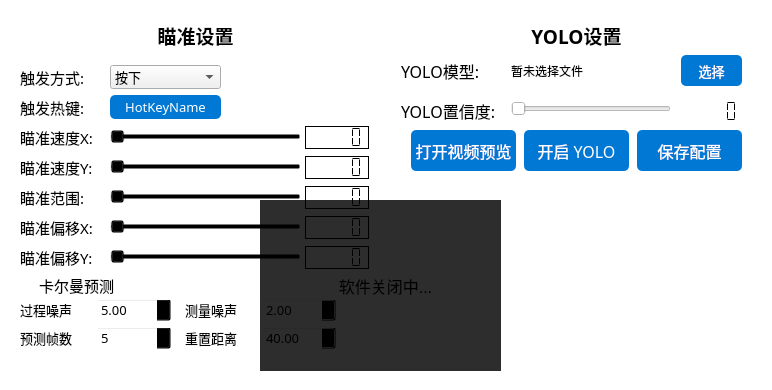
Qt form ui/VisionAimWindow.ui (CodeTricycle/overwatch-yolo) before a commit.
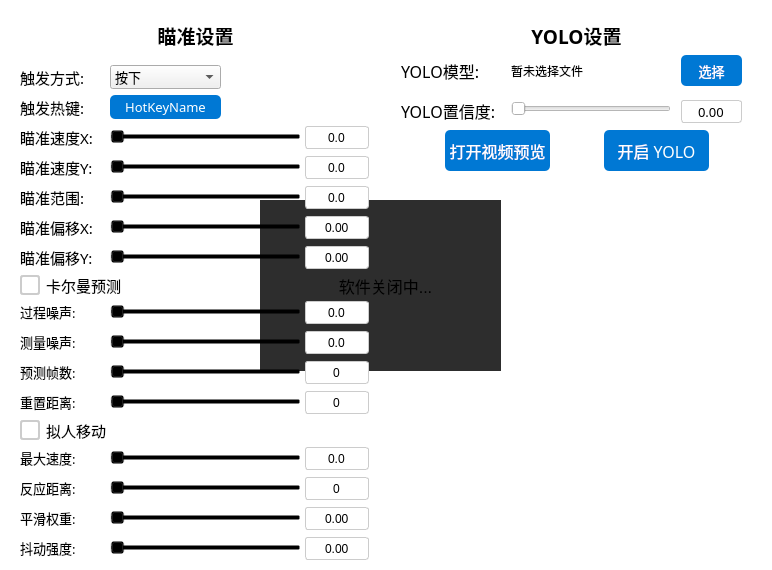
The same form after that commit.

Commit message:
feat: UI重构 - 拟人移动/卡尔曼预测改为checkbox, 数值改为可输入SpinBox
UI布局变更：

- 拟人移动和卡尔曼预测从独立面板改为 checkbox 控件（HTML样式）

- 移除右侧拟人化设置面板(humanizeWidget)和标题

- 拟人化设置整体移至卡尔曼预测下方

- 所有 QLCDNumber 替换为 QDoubleSpinBox，支持直接输入数值

- SpinBox 隐藏上下箭头按钮(NoButtons)，白色背景灰色边框

- 卡尔曼预测参数从独立 SpinBox 改为 Slider+SpinBox 组合

- 拟人化参数同样使用 Slider+SpinBox 组合

- 删除保存配置按钮

- 调整窗口高度 390->570 以容纳新增控件

- 打开视频预览和开启YOLO按钮间距加大并居中

Diff of the .ui file:
```diff
--- a/ui/VisionAimWindow.ui
+++ b/ui/VisionAimWindow.ui
@@ -10,7 +10,7 @@
     <x>0</x>
      <y>0</y>
     <width>772</width>
-    <height>390</height>
+    <height>570</height>
    </rect>
   </property>
   <property name="cursor">
@@ -184,7 +184,7 @@
       <enum>Qt::Orientation::Horizontal</enum>
      </property>
     </widget>
-    <widget class="QLCDNumber" name="confNumber">
+    <widget class="QDoubleSpinBox" name="confSpinBox">
      <property name="geometry">
       <rect>
        <x>290</x>
@@ -195,33 +195,27 @@
      </property>
      <property name="font">
       <font>
-       <family>Microsoft YaHei UI</family>
-       <pointsize>12</pointsize>
+       <family>Microsoft YaHei</family>
+       <pointsize>10</pointsize>
       </font>
      </property>
+     <property name="decimals">
+      <number>2</number>
+     </property>
+     <property name="buttonSymbols">
+      <enum>QAbstractSpinBox::ButtonSymbols::NoButtons</enum>
+     </property>
+     <property name="alignment">
+      <set>Qt::AlignmentFlag::AlignCenter</set>
+     </property>
      <property name="styleSheet">
-      <string notr="true"/>
-     </property>
-     <property name="frameShape">
-      <enum>QFrame::Shape::Box</enum>
-     </property>
-     <property name="frameShadow">
-      <enum>QFrame::Shadow::Plain</enum>
-     </property>
-     <property name="lineWidth">
-      <number>1</number>
-     </property>
-     <property name="digitCount">
-      <number>5</number>
-     </property>
-     <property name="segmentStyle">
-      <enum>QLCDNumber::SegmentStyle::Flat</enum>
+      <string notr="true">QDoubleSpinBox { border: 1px solid #ccc; border-radius: 3px; background: #fff; }</string>
      </property>
     </widget>
      <widget class="QPushButton" name="OpVideoButton">
       <property name="geometry">
        <rect>
-        <x>20</x>
+        <x>54</x>
         <y>120</y>
         <width>105</width>
         <height>41</height>
@@ -246,7 +240,7 @@
      <widget class="QPushButton" name="OpYoloButton">
       <property name="geometry">
        <rect>
-        <x>133</x>
+        <x>213</x>
         <y>120</y>
         <width>105</width>
         <height>41</height>
@@ -268,32 +262,8 @@
        <string>开启 YOLO</string>
       </property>
      </widget>
-     <widget class="QPushButton" name="saveConfigButton">
-      <property name="geometry">
-       <rect>
-        <x>246</x>
-        <y>120</y>
-        <width>105</width>
-        <height>41</height>
-       </rect>
-      </property>
-      <property name="font">
-       <font>
-        <family>Microsoft YaHei</family>
-        <pointsize>12</pointsize>
-       </font>
-      </property>
-      <property name="styleSheet">
-       <string notr="true">background-color: rgb(0, 120, 212); color: white; border-radius: 5px;</string>
-      </property>
-      <property name="cursor">
-       <cursorShape>PointingHandCursor</cursorShape>
-      </property>
-      <property name="text">
-       <string>保存配置</string>
-      </property>
-     </widget>
     </widget>
+
    <widget class="QWidget" name="closeMessageWidget" native="true">
     <property name="visible">
      <bool>false</bool>
@@ -379,7 +349,7 @@
       <x>10</x>
       <y>10</y>
       <width>371</width>
-      <height>375</height>
+      <height>555</height>
      </rect>
     </property>
     <property name="styleSheet">
@@ -420,7 +390,7 @@
       <x>10</x>
       <y>60</y>
       <width>371</width>
-      <height>305</height>
+      <height>500</height>
      </rect>
     </property>
     <property name="styleSheet">
@@ -438,7 +408,7 @@
        <x>0</x>
        <y>0</y>
        <width>371</width>
-       <height>295</height>
+       <height>500</height>
       </rect>
      </property>
      <property name="styleSheet">
@@ -594,7 +564,7 @@
        <enum>Qt::Orientation::Horizontal</enum>
       </property>
      </widget>
-     <widget class="QLCDNumber" name="lockSpeedXLcdNumber">
+     <widget class="QDoubleSpinBox" name="lockSpeedXSpinBox">
       <property name="geometry">
        <rect>
         <x>295</x>
@@ -603,14 +573,17 @@
         <height>23</height>
        </rect>
       </property>
-      <property name="frameShape">
-       <enum>QFrame::Shape::Box</enum>
+      <property name="decimals">
+       <number>1</number>
       </property>
-      <property name="frameShadow">
-       <enum>QFrame::Shadow::Plain</enum>
+      <property name="buttonSymbols">
+       <enum>QAbstractSpinBox::ButtonSymbols::NoButtons</enum>
       </property>
-      <property name="segmentStyle">
-       <enum>QLCDNumber::SegmentStyle::Flat</enum>
+      <property name="alignment">
+       <set>Qt::AlignmentFlag::AlignCenter</set>
+      </property>
+      <property name="styleSheet">
+       <string notr="true">QDoubleSpinBox { border: 1px solid #ccc; border-radius: 3px; background: #fff; }</string>
       </property>
      </widget>
      <widget class="QLabel" name="lockSpeedYLabel">
@@ -651,7 +624,7 @@
        <enum>Qt::Orientation::Horizontal</enum>
       </property>
      </widget>
-     <widget class="QLCDNumber" name="lockSpeedYLcdNumber">
+     <widget class="QDoubleSpinBox" name="lockSpeedYSpinBox">
       <property name="geometry">
        <rect>
         <x>295</x>
@@ -660,14 +633,17 @@
         <height>23</height>
        </rect>
       </property>
-      <property name="frameShape">
-       <enum>QFrame::Shape::Box</enum>
+      <property name="decimals">
+       <number>1</number>
       </property>
-      <property name="frameShadow">
-       <enum>QFrame::Shadow::Plain</enum>
+      <property name="buttonSymbols">
+       <enum>QAbstractSpinBox::ButtonSymbols::NoButtons</enum>
       </property>
-      <property name="segmentStyle">
-       <enum>QLCDNumber::SegmentStyle::Flat</enum>
+      <property name="alignment">
+       <set>Qt::AlignmentFlag::AlignCenter</set>
+      </property>
+      <property name="styleSheet">
+       <string notr="true">QDoubleSpinBox { border: 1px solid #ccc; border-radius: 3px; background: #fff; }</string>
       </property>
      </widget>
      <widget class="QLabel" name="aimingRangeLabel">
@@ -708,7 +684,7 @@
        <enum>Qt::Orientation::Horizontal</enum>
       </property>
      </widget>
-     <widget class="QLCDNumber" name="aimRangeLcdNumber">
+     <widget class="QDoubleSpinBox" name="aimRangeSpinBox">
       <property name="geometry">
        <rect>
         <x>295</x>
@@ -717,14 +693,17 @@
         <height>23</height>
        </rect>
       </property>
-      <property name="frameShape">
-       <enum>QFrame::Shape::Box</enum>
+      <property name="decimals">
+       <number>1</number>
       </property>
-      <property name="frameShadow">
-       <enum>QFrame::Shadow::Plain</enum>
+      <property name="buttonSymbols">
+       <enum>QAbstractSpinBox::ButtonSymbols::NoButtons</enum>
       </property>
-      <property name="segmentStyle">
-       <enum>QLCDNumber::SegmentStyle::Flat</enum>
+      <property name="alignment">
+       <set>Qt::AlignmentFlag::AlignCenter</set>
+      </property>
+      <property name="styleSheet">
+       <string notr="true">QDoubleSpinBox { border: 1px solid #ccc; border-radius: 3px; background: #fff; }</string>
       </property>
      </widget>
      <widget class="QLabel" name="aimingRangeLabel_3">
@@ -765,7 +744,7 @@
        <enum>Qt::Orientation::Horizontal</enum>
       </property>
      </widget>
-     <widget class="QLCDNumber" name="offset_centerxNumber">
+     <widget class="QDoubleSpinBox" name="offset_centerxSpinBox">
       <property name="geometry">
        <rect>
         <x>295</x>
@@ -774,14 +753,17 @@
         <height>23</height>
        </rect>
       </property>
-      <property name="frameShape">
-       <enum>QFrame::Shape::Box</enum>
+      <property name="decimals">
+       <number>2</number>
       </property>
-      <property name="frameShadow">
-       <enum>QFrame::Shadow::Plain</enum>
+      <property name="buttonSymbols">
+       <enum>QAbstractSpinBox::ButtonSymbols::NoButtons</enum>
       </property>
-      <property name="segmentStyle">
-       <enum>QLCDNumber::SegmentStyle::Flat</enum>
+      <property name="alignment">
+       <set>Qt::AlignmentFlag::AlignCenter</set>
+      </property>
+      <property name="styleSheet">
+       <string notr="true">QDoubleSpinBox { border: 1px solid #ccc; border-radius: 3px; background: #fff; }</string>
       </property>
      </widget>
      <widget class="QLabel" name="aimingRangeLabel_4">
@@ -822,7 +804,7 @@
        <enum>Qt::Orientation::Horizontal</enum>
       </property>
      </widget>
-     <widget class="QLCDNumber" name="offset_centeryNumber">
+     <widget class="QDoubleSpinBox" name="offset_centerySpinBox">
       <property name="geometry">
        <rect>
         <x>295</x>
@@ -831,14 +813,17 @@
         <height>23</height>
        </rect>
       </property>
-      <property name="frameShape">
-       <enum>QFrame::Shape::Box</enum>
+      <property name="decimals">
+       <number>2</number>
       </property>
-      <property name="frameShadow">
-       <enum>QFrame::Shadow::Plain</enum>
+      <property name="buttonSymbols">
+       <enum>QAbstractSpinBox::ButtonSymbols::NoButtons</enum>
       </property>
-      <property name="segmentStyle">
-       <enum>QLCDNumber::SegmentStyle::Flat</enum>
+      <property name="alignment">
+       <set>Qt::AlignmentFlag::AlignCenter</set>
+      </property>
+      <property name="styleSheet">
+       <string notr="true">QDoubleSpinBox { border: 1px solid #ccc; border-radius: 3px; background: #fff; }</string>
       </property>
      </widget>
      <widget class="QCheckBox" name="kalmanFilterCheckBox">
@@ -856,6 +841,9 @@
         <pointsize>11</pointsize>
        </font>
       </property>
+      <property name="styleSheet">
+       <string notr="true">QCheckBox::indicator { width: 16px; height: 16px; border: 2px solid #ccc; border-radius: 3px; background: #fff; } QCheckBox::indicator:checked { background: #0078D4; border-color: #0078D4; image: none; } QCheckBox::indicator:unchecked { background: #fff; border-color: #ccc; }</string>
+      </property>
       <property name="toolTip">
        <string>开启后使用卡尔曼滤波平滑坐标并在短暂失检时预测位置</string>
       </property>
@@ -868,29 +856,7 @@
        <rect>
         <x>10</x>
         <y>240</y>
-        <width>72</width>
-        <height>20</height>
-       </rect>
-      </property>
-      <property name="font">
-       <font>
-        <family>Microsoft YaHei</family>
-        <pointsize>10</pointsize>
-       </font>
-      </property>
-      <property name="toolTip">
-       <string>运动模型不确定性，值越大越跟随原始检测（建议3~12）</string>
-      </property>
-      <property name="text">
-       <string>过程噪声</string>
-      </property>
-     </widget>
-     <widget class="QDoubleSpinBox" name="kalmanProcessNoiseDoubleSpinBox">
-      <property name="geometry">
-       <rect>
-        <x>86</x>
-        <y>238</y>
-        <width>75</width>
+        <width>81</width>
         <height>24</height>
        </rect>
       </property>
@@ -903,47 +869,54 @@
       <property name="toolTip">
        <string>运动模型不确定性，值越大越跟随原始检测（建议3~12）</string>
       </property>
-      <property name="minimum">
-       <double>0.100000000000000</double>
+      <property name="text">
+       <string>过程噪声:</string>
       </property>
-      <property name="maximum">
-       <double>50.000000000000000</double>
+     </widget>
+     <widget class="QSlider" name="kalmanProcessNoiseSlider">
+      <property name="geometry">
+       <rect>
+        <x>100</x>
+        <y>243</y>
+        <width>191</width>
+        <height>18</height>
+       </rect>
       </property>
-      <property name="singleStep">
-       <double>0.500000000000000</double>
+      <property name="toolTip">
+       <string>运动模型不确定性，值越大越跟随原始检测（建议3~12）</string>
       </property>
-      <property name="value">
-       <double>5.000000000000000</double>
+      <property name="orientation">
+       <enum>Qt::Orientation::Horizontal</enum>
+      </property>
+     </widget>
+     <widget class="QDoubleSpinBox" name="kalmanProcessNoiseSpinBox">
+      <property name="geometry">
+       <rect>
+        <x>295</x>
+        <y>241</y>
+        <width>64</width>
+        <height>23</height>
+       </rect>
+      </property>
+      <property name="decimals">
+       <number>1</number>
+      </property>
+      <property name="buttonSymbols">
+       <enum>QAbstractSpinBox::ButtonSymbols::NoButtons</enum>
+      </property>
+      <property name="alignment">
+       <set>Qt::AlignmentFlag::AlignCenter</set>
+      </property>
+      <property name="styleSheet">
+       <string notr="true">QDoubleSpinBox { border: 1px solid #ccc; border-radius: 3px; background: #fff; }</string>
       </property>
      </widget>
      <widget class="QLabel" name="kalmanMeasurementNoiseLabel">
       <property name="geometry">
        <rect>
-        <x>175</x>
-        <y>240</y>
-        <width>72</width>
-        <height>20</height>
-       </rect>
-      </property>
-      <property name="font">
-       <font>
-        <family>Microsoft YaHei</family>
-        <pointsize>10</pointsize>
-       </font>
-      </property>
-      <property name="toolTip">
-       <string>检测坐标抖动程度，值越小越信任检测（建议1~5）</string>
-      </property>
-      <property name="text">
-       <string>测量噪声</string>
-      </property>
-     </widget>
-     <widget class="QDoubleSpinBox" name="kalmanMeasurementNoiseDoubleSpinBox">
-      <property name="geometry">
-       <rect>
-        <x>251</x>
-        <y>238</y>
-        <width>75</width>
+        <x>10</x>
+        <y>270</y>
+        <width>81</width>
         <height>24</height>
        </rect>
       </property>
@@ -956,47 +929,54 @@
       <property name="toolTip">
        <string>检测坐标抖动程度，值越小越信任检测（建议1~5）</string>
       </property>
-      <property name="minimum">
-       <double>0.100000000000000</double>
+      <property name="text">
+       <string>测量噪声:</string>
       </property>
-      <property name="maximum">
-       <double>20.000000000000000</double>
+     </widget>
+     <widget class="QSlider" name="kalmanMeasurementNoiseSlider">
+      <property name="geometry">
+       <rect>
+        <x>100</x>
+        <y>273</y>
+        <width>191</width>
+        <height>18</height>
+       </rect>
       </property>
-      <property name="singleStep">
-       <double>0.500000000000000</double>
+      <property name="toolTip">
+       <string>检测坐标抖动程度，值越小越信任检测（建议1~5）</string>
       </property>
-      <property name="value">
-       <double>2.000000000000000</double>
+      <property name="orientation">
+       <enum>Qt::Orientation::Horizontal</enum>
+      </property>
+     </widget>
+     <widget class="QDoubleSpinBox" name="kalmanMeasurementNoiseSpinBox">
+      <property name="geometry">
+       <rect>
+        <x>295</x>
+        <y>271</y>
+        <width>64</width>
+        <height>23</height>
+       </rect>
+      </property>
+      <property name="decimals">
+       <number>1</number>
+      </property>
+      <property name="buttonSymbols">
+       <enum>QAbstractSpinBox::ButtonSymbols::NoButtons</enum>
+      </property>
+      <property name="alignment">
+       <set>Qt::AlignmentFlag::AlignCenter</set>
+      </property>
+      <property name="styleSheet">
+       <string notr="true">QDoubleSpinBox { border: 1px solid #ccc; border-radius: 3px; background: #fff; }</string>
       </property>
      </widget>
      <widget class="QLabel" name="kalmanCoastFramesLabel">
       <property name="geometry">
        <rect>
         <x>10</x>
-        <y>268</y>
-        <width>72</width>
-        <height>20</height>
-       </rect>
-      </property>
-      <property name="font">
-       <font>
-        <family>Microsoft YaHei</family>
-        <pointsize>10</pointsize>
-       </font>
-      </property>
-      <property name="toolTip">
-       <string>失检后最多预测多少帧（建议3~10）</string>
-      </property>
-      <property name="text">
-       <string>预测帧数</string>
-      </property>
-     </widget>
-     <widget class="QSpinBox" name="kalmanCoastFramesSpinBox">
-      <property name="geometry">
-       <rect>
-        <x>86</x>
-        <y>266</y>
-        <width>75</width>
+        <y>300</y>
+        <width>81</width>
         <height>24</height>
        </rect>
       </property>
@@ -1009,44 +989,199 @@
       <property name="toolTip">
        <string>失检后最多预测多少帧（建议3~10）</string>
       </property>
-      <property name="minimum">
-       <number>1</number>
+      <property name="text">
+       <string>预测帧数:</string>
       </property>
-      <property name="maximum">
-       <number>30</number>
+     </widget>
+     <widget class="QSlider" name="kalmanCoastFramesSlider">
+      <property name="geometry">
+       <rect>
+        <x>100</x>
+        <y>303</y>
+        <width>191</width>
+        <height>18</height>
+       </rect>
       </property>
-      <property name="value">
-       <number>5</number>
+      <property name="toolTip">
+       <string>失检后最多预测多少帧（建议3~10）</string>
+      </property>
+      <property name="orientation">
+       <enum>Qt::Orientation::Horizontal</enum>
+      </property>
+     </widget>
+     <widget class="QDoubleSpinBox" name="kalmanCoastFramesSpinBox">
+      <property name="geometry">
+       <rect>
+        <x>295</x>
+        <y>301</y>
+        <width>64</width>
+        <height>23</height>
+       </rect>
+      </property>
+      <property name="decimals">
+       <number>0</number>
+      </property>
+      <property name="buttonSymbols">
+       <enum>QAbstractSpinBox::ButtonSymbols::NoButtons</enum>
+      </property>
+      <property name="alignment">
+       <set>Qt::AlignmentFlag::AlignCenter</set>
+      </property>
+      <property name="styleSheet">
+       <string notr="true">QDoubleSpinBox { border: 1px solid #ccc; border-radius: 3px; background: #fff; }</string>
       </property>
      </widget>
      <widget class="QLabel" name="kalmanReinitDistLabel">
       <property name="geometry">
        <rect>
-        <x>175</x>
-        <y>268</y>
-        <width>72</width>
+        <x>10</x>
+        <y>330</y>
+        <width>81</width>
+        <height>24</height>
+       </rect>
+      </property>
+      <property name="font">
+       <font>
+        <family>Microsoft YaHei</family>
+        <pointsize>10</pointsize>
+       </font>
+      </property>
+      <property name="toolTip">
+       <string>目标跳变超过此像素距离时重置滤波器（建议20~60）</string>
+      </property>
+      <property name="text">
+       <string>重置距离:</string>
+      </property>
+     </widget>
+     <widget class="QSlider" name="kalmanReinitDistSlider">
+      <property name="geometry">
+       <rect>
+        <x>100</x>
+        <y>333</y>
+        <width>191</width>
+        <height>18</height>
+       </rect>
+      </property>
+      <property name="toolTip">
+       <string>目标跳变超过此像素距离时重置滤波器（建议20~60）</string>
+      </property>
+      <property name="orientation">
+       <enum>Qt::Orientation::Horizontal</enum>
+      </property>
+     </widget>
+     <widget class="QDoubleSpinBox" name="kalmanReinitDistSpinBox">
+      <property name="geometry">
+       <rect>
+        <x>295</x>
+        <y>331</y>
+        <width>64</width>
+        <height>23</height>
+       </rect>
+      </property>
+      <property name="decimals">
+       <number>0</number>
+      </property>
+      <property name="buttonSymbols">
+       <enum>QAbstractSpinBox::ButtonSymbols::NoButtons</enum>
+      </property>
+      <property name="alignment">
+       <set>Qt::AlignmentFlag::AlignCenter</set>
+      </property>
+      <property name="styleSheet">
+       <string notr="true">QDoubleSpinBox { border: 1px solid #ccc; border-radius: 3px; background: #fff; }</string>
+      </property>
+     </widget>
+     <widget class="QCheckBox" name="humanizeCheckBox">
+      <property name="geometry">
+       <rect>
+        <x>10</x>
+        <y>360</y>
+        <width>120</width>
         <height>20</height>
        </rect>
       </property>
       <property name="font">
        <font>
         <family>Microsoft YaHei</family>
+        <pointsize>11</pointsize>
+       </font>
+      </property>
+      <property name="styleSheet">
+       <string notr="true">QCheckBox::indicator { width: 16px; height: 16px; border: 2px solid #ccc; border-radius: 3px; background: #fff; } QCheckBox::indicator:checked { background: #0078D4; border-color: #0078D4; image: none; } QCheckBox::indicator:unchecked { background: #fff; border-color: #ccc; }</string>
+      </property>
+      <property name="toolTip">
+       <string>开启后以钟形速度曲线、EMA 阻尼与高斯微抖动模拟人手鼠标移动</string>
+      </property>
+      <property name="text">
+       <string>拟人移动</string>
+      </property>
+     </widget>
+     <widget class="QLabel" name="humanizeMaxSpeedLabel">
+      <property name="geometry">
+       <rect>
+        <x>10</x>
+        <y>386</y>
+        <width>81</width>
+        <height>24</height>
+       </rect>
+      </property>
+      <property name="font">
+       <font>
+        <family>Microsoft YaHei</family>
         <pointsize>10</pointsize>
        </font>
       </property>
       <property name="toolTip">
-       <string>目标跳变超过此像素距离时重置滤波器（建议20~60）</string>
+       <string>单帧最大像素位移（钟形曲线渐近线，建议 8~25）</string>
       </property>
       <property name="text">
-       <string>重置距离</string>
+       <string>最大速度:</string>
       </property>
      </widget>
-     <widget class="QDoubleSpinBox" name="kalmanReinitDistDoubleSpinBox">
+     <widget class="QSlider" name="humanizeMaxSpeedSlider">
       <property name="geometry">
        <rect>
-        <x>251</x>
-        <y>266</y>
-        <width>75</width>
+        <x>100</x>
+        <y>389</y>
+        <width>191</width>
+        <height>18</height>
+       </rect>
+      </property>
+      <property name="toolTip">
+       <string>单帧最大像素位移（钟形曲线渐近线，建议 8~25）</string>
+      </property>
+      <property name="orientation">
+       <enum>Qt::Orientation::Horizontal</enum>
+      </property>
+     </widget>
+     <widget class="QDoubleSpinBox" name="humanizeMaxSpeedSpinBox">
+      <property name="geometry">
+       <rect>
+        <x>295</x>
+        <y>387</y>
+        <width>64</width>
+        <height>23</height>
+       </rect>
+      </property>
+      <property name="decimals">
+       <number>1</number>
+      </property>
+      <property name="buttonSymbols">
+       <enum>QAbstractSpinBox::ButtonSymbols::NoButtons</enum>
+      </property>
+      <property name="alignment">
+       <set>Qt::AlignmentFlag::AlignCenter</set>
+      </property>
+      <property name="styleSheet">
+       <string notr="true">QDoubleSpinBox { border: 1px solid #ccc; border-radius: 3px; background: #fff; }</string>
+      </property>
+     </widget>
+     <widget class="QLabel" name="humanizeReactionDistLabel">
+      <property name="geometry">
+       <rect>
+        <x>10</x>
+        <y>416</y>
+        <width>81</width>
         <height>24</height>
        </rect>
       </property>
@@ -1057,19 +1192,168 @@
        </font>
       </property>
       <property name="toolTip">
-       <string>目标跳变超过此像素距离时重置滤波器（建议20~60）</string>
+       <string>速度饱和距离，越小起步越快（建议 40~150）</string>
       </property>
-      <property name="minimum">
-       <double>5.000000000000000</double>
+      <property name="text">
+       <string>反应距离:</string>
       </property>
-      <property name="maximum">
-       <double>150.000000000000000</double>
+     </widget>
+     <widget class="QSlider" name="humanizeReactionDistSlider">
+      <property name="geometry">
+       <rect>
+        <x>100</x>
+        <y>419</y>
+        <width>191</width>
+        <height>18</height>
+       </rect>
       </property>
-      <property name="singleStep">
-       <double>1.000000000000000</double>
+      <property name="toolTip">
+       <string>速度饱和距离，越小起步越快（建议 40~150）</string>
       </property>
-      <property name="value">
-       <double>40.000000000000000</double>
+      <property name="orientation">
+       <enum>Qt::Orientation::Horizontal</enum>
+      </property>
+     </widget>
+     <widget class="QDoubleSpinBox" name="humanizeReactionDistSpinBox">
+      <property name="geometry">
+       <rect>
+        <x>295</x>
+        <y>417</y>
+        <width>64</width>
+        <height>23</height>
+       </rect>
+      </property>
+      <property name="decimals">
+       <number>0</number>
+      </property>
+      <property name="buttonSymbols">
+       <enum>QAbstractSpinBox::ButtonSymbols::NoButtons</enum>
+      </property>
+      <property name="alignment">
+       <set>Qt::AlignmentFlag::AlignCenter</set>
+      </property>
+      <property name="styleSheet">
+       <string notr="true">QDoubleSpinBox { border: 1px solid #ccc; border-radius: 3px; background: #fff; }</string>
+      </property>
+     </widget>
+     <widget class="QLabel" name="humanizeAlphaLabel">
+      <property name="geometry">
+       <rect>
+        <x>10</x>
+        <y>446</y>
+        <width>81</width>
+        <height>24</height>
+       </rect>
+      </property>
+      <property name="font">
+       <font>
+        <family>Microsoft YaHei</family>
+        <pointsize>10</pointsize>
+       </font>
+      </property>
+      <property name="toolTip">
+       <string>EMA 权重，越小越柔（肌肉惯性，建议 0.3~0.8）</string>
+      </property>
+      <property name="text">
+       <string>平滑权重:</string>
+      </property>
+     </widget>
+     <widget class="QSlider" name="humanizeAlphaSlider">
+      <property name="geometry">
+       <rect>
+        <x>100</x>
+        <y>449</y>
+        <width>191</width>
+        <height>18</height>
+       </rect>
+      </property>
+      <property name="toolTip">
+       <string>EMA 权重，越小越柔（肌肉惯性，建议 0.3~0.8）</string>
+      </property>
+      <property name="orientation">
+       <enum>Qt::Orientation::Horizontal</enum>
+      </property>
+     </widget>
+     <widget class="QDoubleSpinBox" name="humanizeAlphaSpinBox">
+      <property name="geometry">
+       <rect>
+        <x>295</x>
+        <y>447</y>
+        <width>64</width>
+        <height>23</height>
+       </rect>
+      </property>
+      <property name="decimals">
+       <number>2</number>
+      </property>
+      <property name="buttonSymbols">
+       <enum>QAbstractSpinBox::ButtonSymbols::NoButtons</enum>
+      </property>
+      <property name="alignment">
+       <set>Qt::AlignmentFlag::AlignCenter</set>
+      </property>
+      <property name="styleSheet">
+       <string notr="true">QDoubleSpinBox { border: 1px solid #ccc; border-radius: 3px; background: #fff; }</string>
+      </property>
+     </widget>
+     <widget class="QLabel" name="humanizeJitterLabel">
+      <property name="geometry">
+       <rect>
+        <x>10</x>
+        <y>476</y>
+        <width>81</width>
+        <height>24</height>
+       </rect>
+      </property>
+      <property name="font">
+       <font>
+        <family>Microsoft YaHei</family>
+        <pointsize>10</pointsize>
+       </font>
+      </property>
+      <property name="toolTip">
+       <string>高斯抖动标准差（手部不稳，建议 0.2~1.0）</string>
+      </property>
+      <property name="text">
+       <string>抖动强度:</string>
+      </property>
+     </widget>
+     <widget class="QSlider" name="humanizeJitterSlider">
+      <property name="geometry">
+       <rect>
+        <x>100</x>
+        <y>479</y>
+        <width>191</width>
+        <height>18</height>
+       </rect>
+      </property>
+      <property name="toolTip">
+       <string>高斯抖动标准差（手部不稳，建议 0.2~1.0）</string>
+      </property>
+      <property name="orientation">
+       <enum>Qt::Orientation::Horizontal</enum>
+      </property>
+     </widget>
+     <widget class="QDoubleSpinBox" name="humanizeJitterSpinBox">
+      <property name="geometry">
+       <rect>
+        <x>295</x>
+        <y>477</y>
+        <width>64</width>
+        <height>23</height>
+       </rect>
+      </property>
+      <property name="decimals">
+       <number>2</number>
+      </property>
+      <property name="buttonSymbols">
+       <enum>QAbstractSpinBox::ButtonSymbols::NoButtons</enum>
+      </property>
+      <property name="alignment">
+       <set>Qt::AlignmentFlag::AlignCenter</set>
+      </property>
+      <property name="styleSheet">
+       <string notr="true">QDoubleSpinBox { border: 1px solid #ccc; border-radius: 3px; background: #fff; }</string>
       </property>
      </widget>
     </widget>
```
